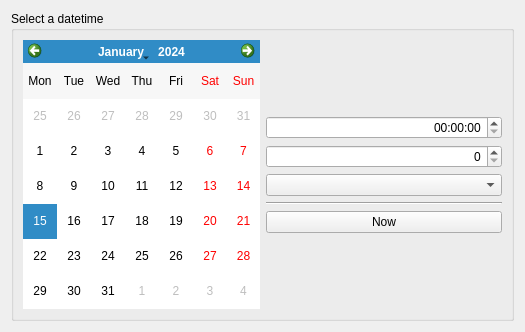
The window that xulpymoney/ui/wdgDatetime.ui (turulomio/xulpymoney) describes before a commit, drawn with Qt 5.
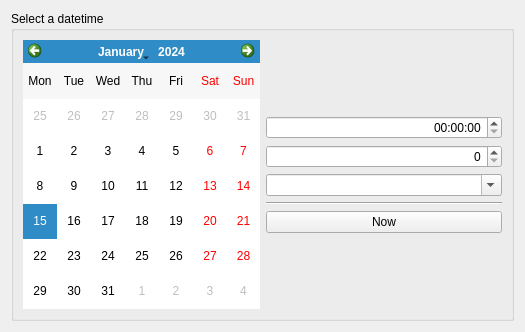
The same window after the commit.

Patch:
```diff
--- a/xulpymoney/ui/wdgDatetime.ui
+++ b/xulpymoney/ui/wdgDatetime.ui
@@ -110,6 +110,15 @@
                 <verstretch>0</verstretch>
                </sizepolicy>
               </property>
+              <property name="editable">
+               <bool>true</bool>
+              </property>
+              <property name="insertPolicy">
+               <enum>QComboBox::InsertAtBottom</enum>
+              </property>
+              <property name="sizeAdjustPolicy">
+               <enum>QComboBox::AdjustToContents</enum>
+              </property>
              </widget>
             </item>
            </layout>
```
